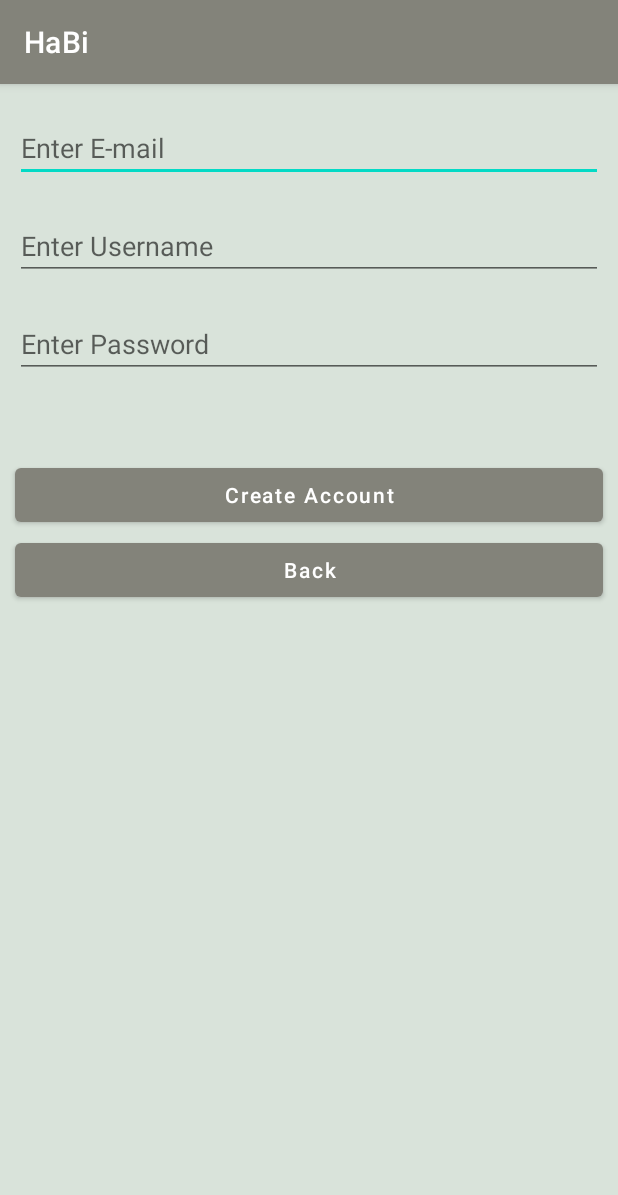
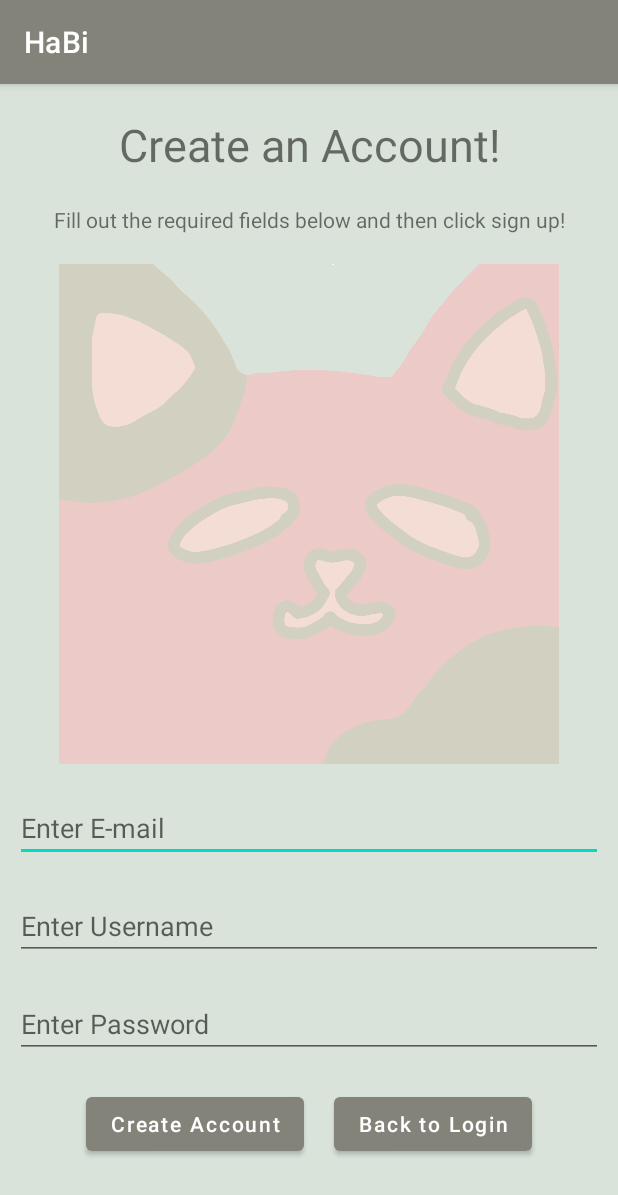
Before and after one commit to fmasood23/HabiApp, an Android app: the SignUp screen opened directly, with no data from a screen before it, on a phone screen of 412 x 824 dp. Shown: the top 1195 px of the screen. Run offline under Robolectric (Android 15) with nearby library versions, the phone set to English and light mode, and no system bars.

Commit message:
UI create acc

```diff
--- a/app/src/main/java/edu/sjsu/android/habiteamproject/HabiDB.java
+++ b/app/src/main/java/edu/sjsu/android/habiteamproject/HabiDB.java
@@ -172,7 +172,6 @@ public class HabiDB extends SQLiteOpenHelper {
 
     public Cursor getUser() {
         SQLiteDatabase database = getWritableDatabase();
-        //return database.rawQuery("SELECT username FROM current WHERE logged_in = 'true';", null);
         String where = "logged_in = ?";
         String[] whereArgs = new String[] {"true"};
         return database.query(TABLE_NAME_CURRENT,
--- a/app/src/main/res/layout/signup.xml
+++ b/app/src/main/res/layout/signup.xml
@@ -7,10 +7,44 @@
     android:background="@color/teal"
     tools:context=".SignUp">
 
+    <TextView
+        android:id="@+id/create_acc"
+        android:layout_width="match_parent"
+        android:layout_height="wrap_content"
+        android:layout_marginStart="@dimen/ten"
+        android:layout_marginTop="@dimen/twenty"
+        android:layout_marginEnd="@dimen/ten"
+        android:text="Create an Account!"
+        android:textSize="30sp"
+        android:textAlignment="center"
+        />
+
+    <TextView
+        android:id="@+id/create_acc_instruc"
+        android:layout_width="match_parent"
+        android:layout_height="wrap_content"
+        android:layout_below="@id/create_acc"
+        android:layout_marginStart="@dimen/ten"
+        android:layout_marginTop="@dimen/twenty"
+        android:layout_marginEnd="@dimen/ten"
+        android:text="Fill out the required fields below and then click sign up!"
+        android:textAlignment="center"
+        />
+
+    <ImageView
+        android:id="@+id/logo"
+        android:layout_width="500px"
+        android:layout_height="500px"
+        android:layout_below="@id/create_acc_instruc"
+        android:layout_centerInParent="true"
+        android:layout_marginTop="@dimen/twenty"
+        android:src="@drawable/logo" />
+
     <EditText
         android:id="@+id/new_email"
         android:layout_width="match_parent"
         android:layout_height="wrap_content"
+        android:layout_below="@id/logo"
         android:layout_marginStart="@dimen/ten"
         android:layout_marginTop="@dimen/twenty"
         android:layout_marginEnd="@dimen/ten"
@@ -39,24 +73,32 @@
         android:hint="Enter Password"
         android:inputType="textPassword" />
 
+    <TableRow
+        android:layout_width="fill_parent"
+        android:layout_height="wrap_content"
+        android:layout_below="@id/new_password"
+        android:gravity="center"
+        android:layout_marginTop="@dimen/twenty"
+        android:weightSum="2"
+        >
+
         <Button
             android:id="@+id/create_account"
-        android:layout_width="match_parent"
+            android:layout_width="wrap_content"
             android:layout_height="wrap_content"
-        android:layout_marginStart="@dimen/ten"
-        android:layout_marginTop="250dp"
-        android:layout_marginEnd="@dimen/ten"
             android:text="Create Account"
+            android:layout_marginRight="@dimen/ten"
             android:textAllCaps="false" />
 
         <Button
             android:id="@+id/back"
-        android:layout_width="match_parent"
+            android:layout_width="wrap_content"
             android:layout_height="wrap_content"
-        android:layout_marginStart="@dimen/ten"
-        android:layout_marginTop="@dimen/triple"
-        android:layout_marginEnd="@dimen/ten"
             android:text="@string/back"
+            android:layout_marginLeft="@dimen/ten"
             android:textAllCaps="false" />
 
+    </TableRow>
+
+
 </RelativeLayout>
--- a/app/src/main/res/values/strings.xml
+++ b/app/src/main/res/values/strings.xml
@@ -5,7 +5,7 @@
     <string name="password">Password</string>
     <string name="username">Username</string>
     <string name="temp">Hello</string>
-    <string name="back">Back</string>
+    <string name="back">Back to Login</string>
     <string name="about">Habi was created to provide a quick and easy way to plan your daily life.
         Habi contains several features to make this a reality for our users. \n \n \nOur features include: \n \n 1. Sleep Tracker: Enter the amount of sleep you receive and
         the app will provide an average amount of sleep you get. \n \n
```
Also changed, not shown: app/src/main/res/drawable/logo.png (added). Lines whose indentation alone changed are shown as unchanged.
